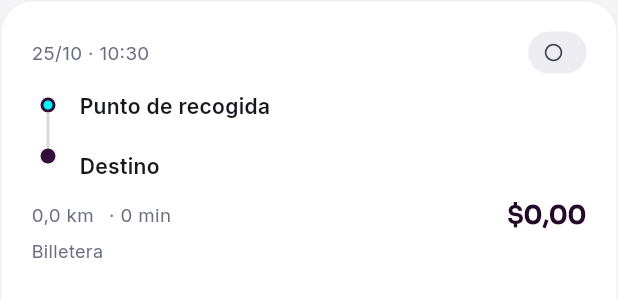
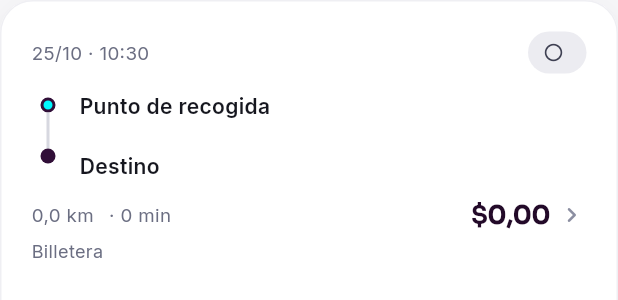
Before and after one commit to dynamicbytes-dev/ruteroexpressapp, a Flutter app: the _TarjetaHistorial widget shown alone on an empty page, opened directly with empty values, on a phone screen of 412 x 824 dp. Shown: the top 300 px of the screen. Run offline on Flutter 3.47's test engine with Material 3 defaults, Android fonts, the phone set to English and light mode, and no system bars; our stand-ins replace dio, firebase_core, firebase_messaging, flutter_map, flutter_secure_storage, geolocator and 2 more; accounts and stored records are empty.

Commit message:
modificacion de interfaz, parte 2

```diff
--- a/mobile/gaz_core/lib/features/viajes/screens/historial_viajes_screen.dart
+++ b/mobile/gaz_core/lib/features/viajes/screens/historial_viajes_screen.dart
@@ -277,9 +277,7 @@ class _TarjetaHistorial extends StatelessWidget {
   @override
   Widget build(BuildContext context) {
     return Tarjeta(
-      child: InkWell(
       onTap: alTocar,
-        borderRadius: BorderRadius.circular(18),
       child: Column(
         crossAxisAlignment: CrossAxisAlignment.stretch,
         children: <Widget>[
@@ -328,6 +326,12 @@ class _TarjetaHistorial extends StatelessWidget {
                 montoUsd(viaje.tarifa.total),
                 style: MotorutaTheme.titulo(tamano: 17),
               ),
+              const SizedBox(width: 4),
+              const Icon(
+                Icons.chevron_right_rounded,
+                size: 20,
+                color: MotorutaColors.ink400,
+              ),
             ],
           ),
           const SizedBox(height: 6),
@@ -362,7 +366,6 @@ class _TarjetaHistorial extends StatelessWidget {
             ],
           ],
         ),
-      ),
       );
     }
   }
```
Also changed, not shown: mobile/gaz_core/pubspec.yaml (+12 -1 lines), mobile/lib/features/viajes/screens/historial_viajes_screen.dart (+6 -3 lines), mobile/pubspec.yaml (+12 -1 lines), mobile/assets/fonts/poppins-400.ttf (added), mobile/assets/fonts/poppins-500.ttf (added), mobile/assets/fonts/poppins-600.ttf (added), mobile/assets/fonts/poppins-700.ttf (added), mobile/gaz_core/assets/fonts/poppins-400.ttf (added), mobile/gaz_core/assets/fonts/poppins-500.ttf (added), mobile/gaz_core/assets/fonts/poppins-600.ttf (added), mobile/gaz_core/assets/fonts/poppins-700.ttf (added), 4 other files. Lines whose indentation alone changed are shown as unchanged.
